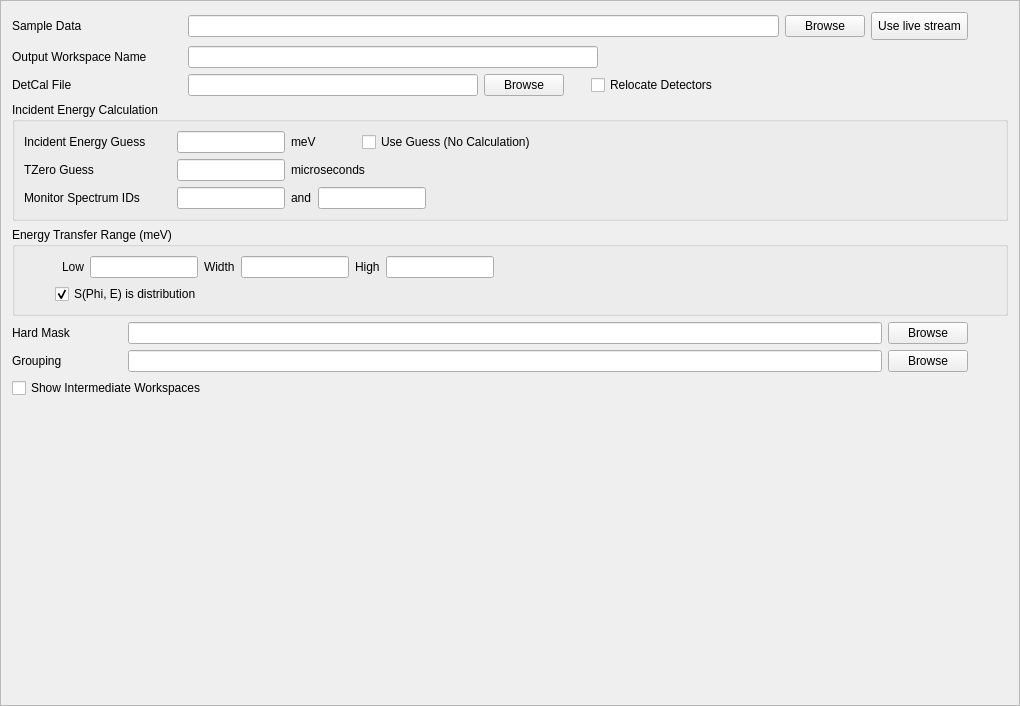
First picture: the form in Code/Mantid/scripts/Interface/ui/inelastic/dgs_sample_setup.ui, repository mkoennecke/mantid, before the edit.
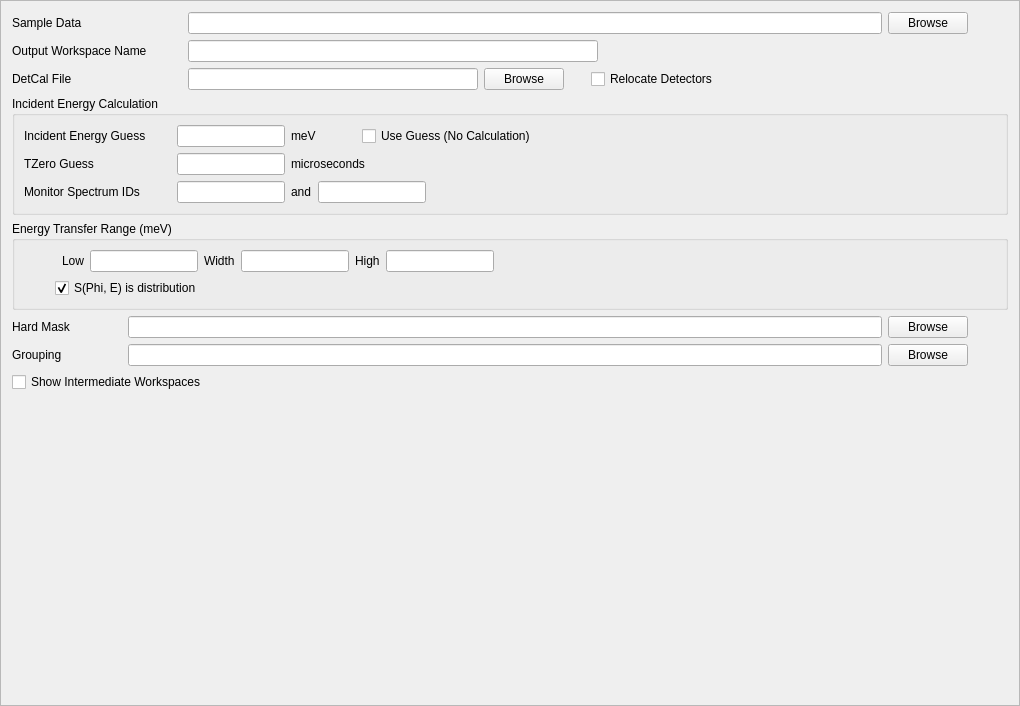
Second picture: the form after the edit.

Commit message:
Revert "Re #5896. First try at adding a live button to the DGS reduction GUI."
I'm going to do things a different way.

This reverts commit 32e9e58b629b241ba7ed01e69e0cca41e2977e4e.

What changed in the file:
```diff
--- a/Code/Mantid/scripts/Interface/ui/inelastic/dgs_sample_setup.ui
+++ b/Code/Mantid/scripts/Interface/ui/inelastic/dgs_sample_setup.ui
@@ -45,31 +45,6 @@
        </property>
       </widget>
      </item>
-     <item>
-      <widget class="QToolButton" name="live_button">
-       <property name="sizePolicy">
-        <sizepolicy hsizetype="Minimum" vsizetype="Fixed">
-         <horstretch>0</horstretch>
-         <verstretch>0</verstretch>
-        </sizepolicy>
-       </property>
-       <property name="minimumSize">
-        <size>
-         <width>0</width>
-         <height>28</height>
-        </size>
-       </property>
-       <property name="text">
-        <string>Use live stream</string>
-       </property>
-       <property name="checkable">
-        <bool>true</bool>
-       </property>
-       <property name="toolButtonStyle">
-        <enum>Qt::ToolButtonTextOnly</enum>
-       </property>
-      </widget>
-     </item>
      <item>
       <spacer name="horizontalSpacer">
        <property name="orientation">
```
Left out of the diff: 35 changed lines with no effect on the pictures. The commit also changes 4 other files.
